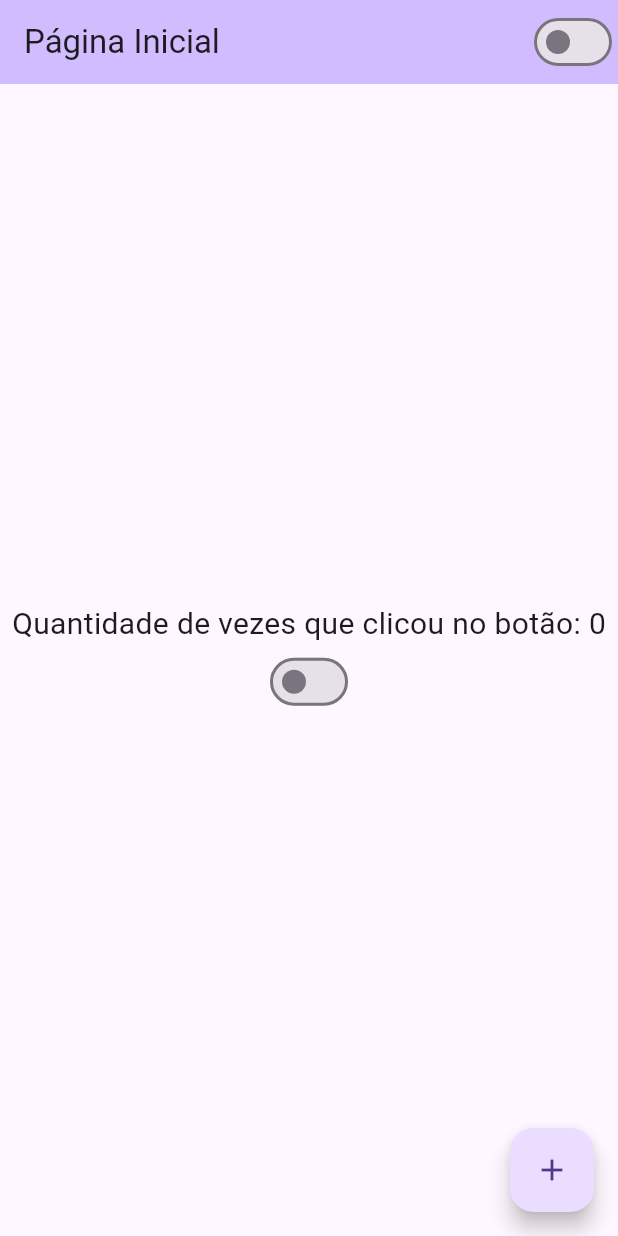
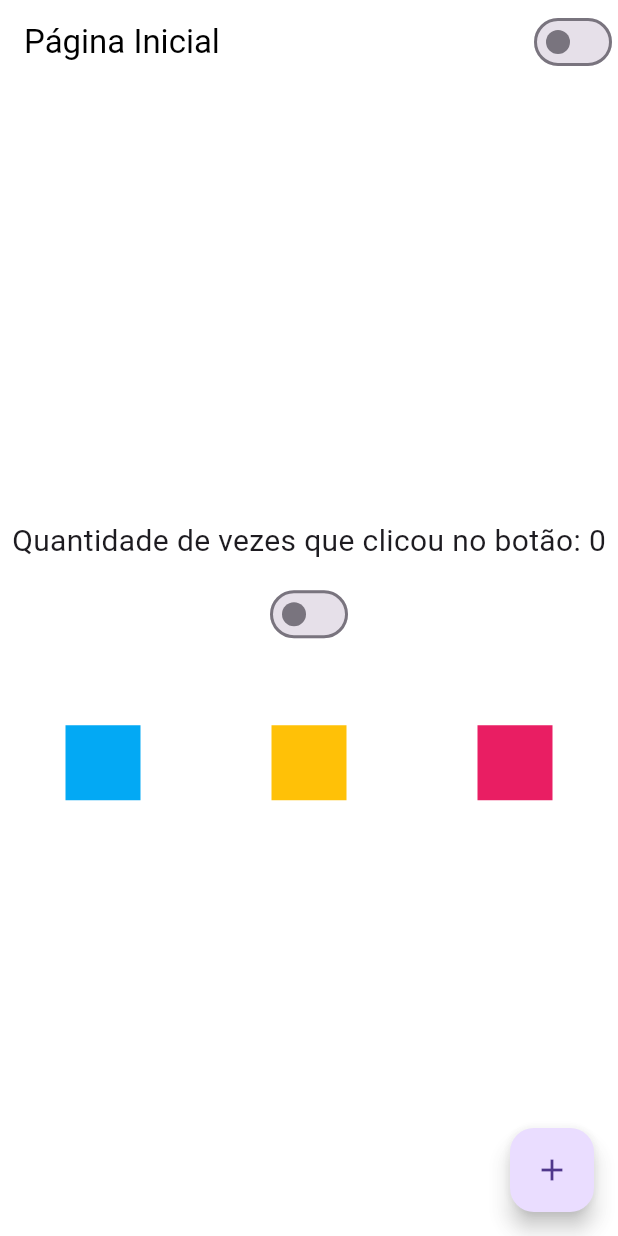
Before and after one commit to caioalves99/Aprendendo_Flutter, a Flutter app: the screen it shows after launch, on a phone screen of 412 x 824 dp. Run offline on Flutter 3.47's test engine with Material 3 defaults, Android fonts, the phone set to English and light mode, and no system bars.

Commit message:
Aprendendo Rows

```diff
--- a/lib/app_widget.dart
+++ b/lib/app_widget.dart
@@ -12,12 +12,28 @@ class AppWidget extends StatelessWidget {
       builder: (context, child) {
         return MaterialApp(
           theme: ThemeData(
-           primarySwatch: Colors.red,
-
-            brightness: AppController.instance.isDartTheme
-              ? Brightness.dark
-              : Brightness.light,
+            brightness: Brightness.light,
+            //primarySwatch: Colors.blue,
+            appBarTheme: AppBarTheme(
+              backgroundColor: Colors.white,
+              foregroundColor: Colors.black,
+            ),
+            scaffoldBackgroundColor: Colors.white70,
+            // Adicione outras cores personalizadas aqui
           ),
+          darkTheme: ThemeData(
+            brightness: Brightness.dark,
+            //primarySwatch: Colors.cyan,
+            appBarTheme: AppBarTheme(
+              backgroundColor: Colors.black87,
+              foregroundColor: Colors.white,
+            ),
+            scaffoldBackgroundColor: Colors.black87,
+            // Adicione outras cores personalizadas aqui
+          ),
+          themeMode: AppController.instance.isDartTheme
+              ? ThemeMode.dark
+              : ThemeMode.light,
           home: HomePage(),
         );
       },
--- a/lib/home_page.dart
+++ b/lib/home_page.dart
@@ -16,9 +16,12 @@ class HomePageState extends State<HomePage> {
 
   @override
   Widget build(BuildContext context) {
-    return Scaffold(
+    return
+    Scaffold(
+
+
       appBar: AppBar(
-        backgroundColor: Theme.of(context).colorScheme.inversePrimary,
+        //backgroundColor: Theme.of(context).colorScheme.inversePrimary,
         title: Text('Página Inicial'),
         actions: [CustomSwitch()],
       ),
@@ -33,7 +36,38 @@ class HomePageState extends State<HomePage> {
             Text('Quantidade de vezes que clicou no botão: $counter',
               style: TextStyle(fontSize: 20),
             ),
+
+            Container(
+              height: 10,
+            ),
+
             CustomSwitch(),
+
+            Container(
+              height: 50,
+            ),
+
+            Row(
+              mainAxisAlignment: MainAxisAlignment.spaceAround,
+              crossAxisAlignment: CrossAxisAlignment.center,
+              children: [
+                Container(
+                  width: 50,
+                  height: 50,
+                  color: Colors.lightBlue,
+                ),
+                Container(
+                  width: 50,
+                  height: 50,
+                  color: Colors.amber,
+                ),
+                Container(
+                  width: 50,
+                  height: 50,
+                  color: Colors.pink,
+                ),
+              ],
+            )
           ],
         ),
       ),
```
